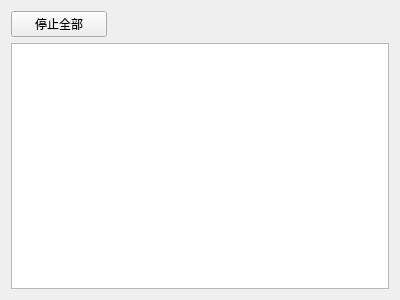
The window that formpageprogressinfo.ui (lujiajingcn/FileMarker) describes before a commit, drawn with Qt 5.
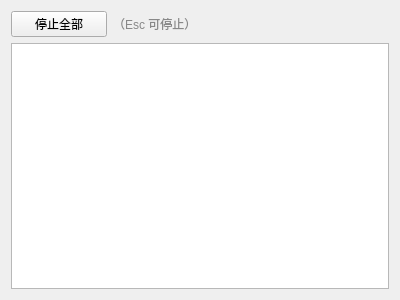
The same window after the commit. Icons and pictures are not drawn.

Commit message:
进度页 Esc 提示改为固定位置（不再随文件名长短左右跳）
现象：状态行末尾拼的"（Esc 可停止）"跟"当前文件"路径在同一行，
路径长度一变（中间省略宽度变化）提示就左右移动。

修复：
- 把提示做成独立的 QLabel（lblStopHint），放在【停止全部】按钮右侧的固定格子；
- 状态行只保留"已扫描 N · 命中 M · 当前：…"，不再拼接提示；
- setRunning() 里同时显隐提示（任务结束自动隐藏）。

实测：搜索过程中连续 6 次采样，提示的屏幕坐标恒为 X=1368/Y=99，状态行宽度不变；
0 错误 0 警告，55 个单测通过。

What changed in the file:
```diff
--- a/formpageprogressinfo.ui
+++ b/formpageprogressinfo.ui
@@ -20,6 +20,16 @@
    <item row="0" column="0">
     <layout class="QGridLayout" name="gridLayout_4">
      <item row="1" column="1">
+      <widget class="QLabel" name="lblStopHint">
+       <property name="styleSheet">
+        <string notr="true">color:#888;</string>
+       </property>
+       <property name="text">
+        <string>（Esc 可停止）</string>
+       </property>
+      </widget>
+     </item>
+     <item row="1" column="2">
       <spacer name="horizontalSpacer">
        <property name="orientation">
         <enum>Qt::Horizontal</enum>
```
The commit also changes 1 other file.
